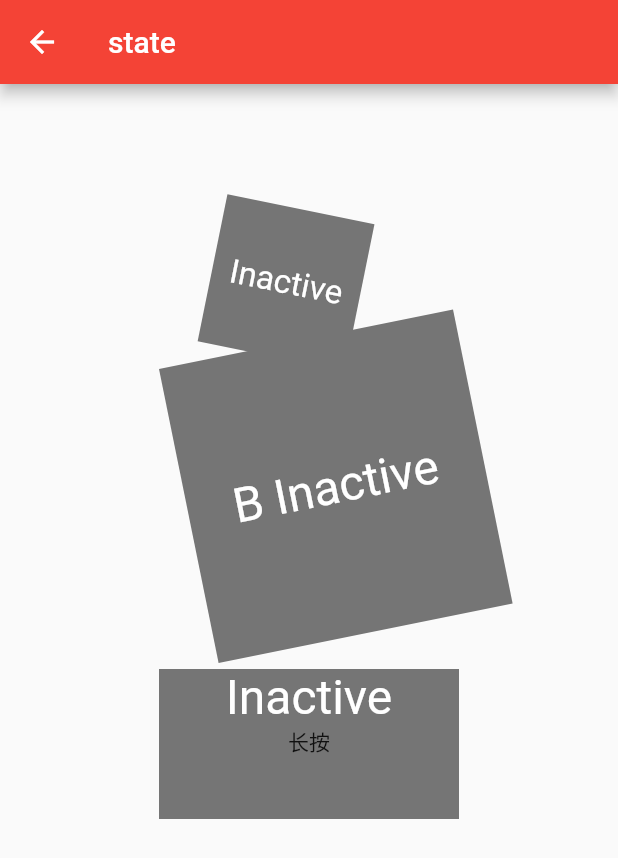
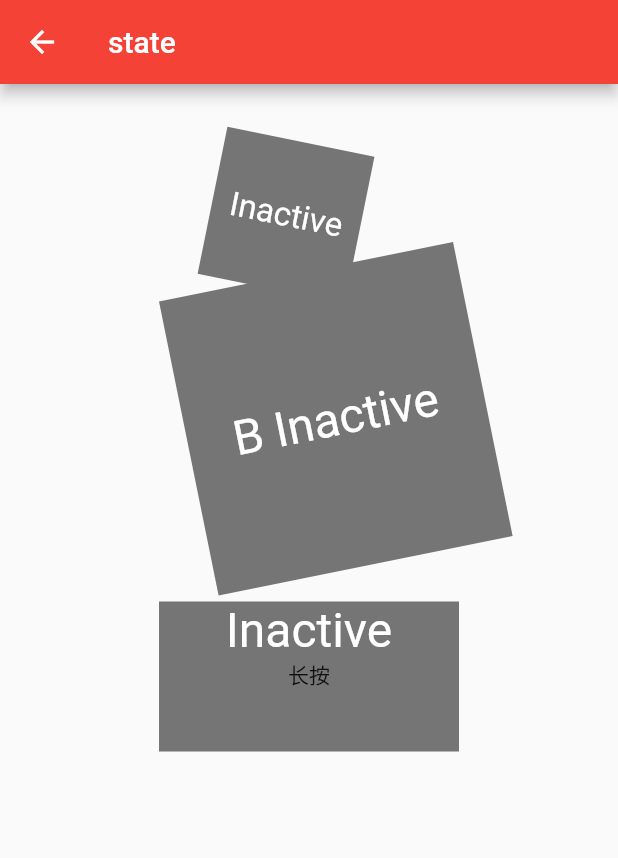
Before and after one commit to caihua/cai_flutter_demo, a Flutter app: the screen it shows after launch, after a tap on "State1", on a phone screen of 412 x 824 dp. Shown: the top 858 px of the screen. Run offline on Flutter 3.47's test engine with Material 2 defaults, Android fonts, the phone set to English and light mode, and no system bars.

```diff
--- a/lib/cai/CaiMixedManageState.dart
+++ b/lib/cai/CaiMixedManageState.dart
@@ -43,7 +43,7 @@ class _CaiMixedManageStateViewState extends State<CaiMixedManageStateView> {
   @override
   Widget build(BuildContext context) {
     return Padding(
-      padding: EdgeInsets.all(50),
+      padding: EdgeInsets.all(5),
       child:
        Column(
         children: <Widget>[
```
Also changed, not shown: 1 other file.
